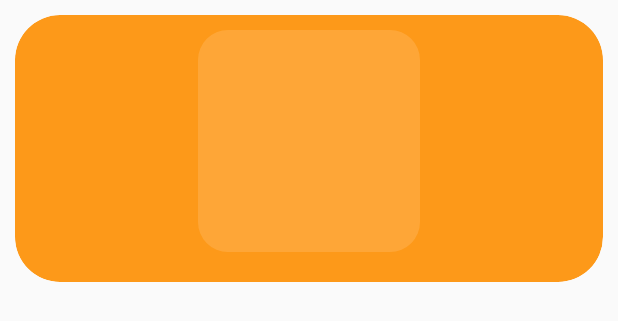
After one commit to MIHIRANGA99/MAD-Project, an Android app: the layout dashboard_item.xml on its own in the app's theme, with its tools: preview values and no code run, on a phone screen of 412 x 824 dp. The commit adds this screen. Shown: the top 321 px of the screen. Run offline under Robolectric (Android 15) with nearby library versions, the phone set to English and light mode, and no system bars.

Commit message:
image retrieve created

```diff
--- a/app/build.gradle
+++ b/app/build.gradle
@@ -39,6 +39,8 @@ dependencies {
     implementation 'com.github.bumptech.glide:glide:4.12.0'
     annotationProcessor 'com.github.bumptech.glide:compiler:4.12.0'
 
+    implementation 'com.squareup.picasso:picasso:2.71828'
+
     implementation 'androidx.legacy:legacy-support-v4:1.0.0'
     implementation 'com.google.firebase:firebase-database:20.0.2'
 
--- a/app/src/main/AndroidManifest.xml
+++ b/app/src/main/AndroidManifest.xml
@@ -2,6 +2,7 @@
 <manifest xmlns:android="http://schemas.android.com/apk/res/android"
     package="com.example.woofnew">
 
+    <uses-permission android:name="android.permission.ACCESS_NETWORK_STATE"/>
     <uses-permission android:name="android.permission.INTERNET" />
     <uses-permission android:name="android.permission.READ_EXTERNAL_STORAGE" />
 
--- a/app/src/main/java/com/example/woofnew/Navigation.java
+++ b/app/src/main/java/com/example/woofnew/Navigation.java
@@ -23,7 +23,6 @@ public class Navigation extends AppCompatActivity {
 
         navigationView = findViewById(R.id.NavBar);
         navigationView.setSelectedItemId(R.id.nav_home);
-        getSupportFragmentManager().beginTransaction().replace(R.id.body_container, new DogProfile()).commit();
 
         Intent i = getIntent();
         String dog_name = i.getStringExtra("dogNAME");
@@ -42,6 +41,11 @@ public class Navigation extends AppCompatActivity {
         details.putString("dogWeight", dog_weight);
         details.putString("dogId", dog_id);
         details.putString("profilePicURL",profilePic_URL);
+
+        Fragment startFrag = new DogProfile();
+        startFrag.setArguments(details);
+
+        getSupportFragmentManager().beginTransaction().replace(R.id.body_container, startFrag).commit();
 
         navigationView.setOnNavigationItemSelectedListener(new BottomNavigationView.OnNavigationItemSelectedListener() {
             @SuppressLint("NonConstantResourceId")
--- a/app/src/main/java/com/example/woofnew/Uploadpics.java
+++ b/app/src/main/java/com/example/woofnew/Uploadpics.java
@@ -10,7 +10,7 @@ public class Uploadpics {
 
     public Uploadpics(String mName, String mImageURL) {
         if(mName.trim().equals("")){
-            mName = "image";
+            mName = "";
         }
 
         this.mName = mName;
--- a/app/src/main/res/layout/activity_add_dog.xml
+++ b/app/src/main/res/layout/activity_add_dog.xml
@@ -12,7 +12,7 @@
         android:layout_width="wrap_content"
         android:layout_height="wrap_content"
         android:layout_marginTop="84dp"
-        android:fontFamily="@font/berkshire_swash"
+        android:fontFamily="@font/poppins_light"
         android:text="@string/create_dog_profile"
         android:textColor="#FF9017"
         android:textSize="30sp"
@@ -114,7 +114,7 @@
         android:id="@+id/bttn_addDog"
         android:layout_width="134dp"
         android:layout_height="48dp"
-        android:layout_marginBottom="104dp"
+        android:layout_marginBottom="68dp"
         android:background="@drawable/bttn_style_welcome"
         android:elevation="4dp"
         android:fontFamily="@font/berkshire_swash"
--- /dev/null
+++ b/app/src/main/res/layout/dashboard_item.xml
@@ -0,0 +1,34 @@
+<?xml version="1.0" encoding="utf-8"?>
+<androidx.cardview.widget.CardView xmlns:android="http://schemas.android.com/apk/res/android"
+    android:layout_width="match_parent"
+    android:layout_height="wrap_content"
+    app:cardBackgroundColor="#FD9919"
+    xmlns:app="http://schemas.android.com/apk/res-auto"
+    android:layout_margin="10dp"
+    app:cardCornerRadius="30dp"
+    android:elevation="10dp">
+
+    <LinearLayout
+        android:layout_width="match_parent"
+        android:layout_height="wrap_content"
+        android:orientation="vertical">
+
+        <com.google.android.material.imageview.ShapeableImageView
+            android:id="@+id/db_imageSIV"
+            android:layout_width="wrap_content"
+            android:layout_height="wrap_content"
+            app:shapeAppearanceOverlay="@style/RoundedSquare"
+            android:background="@drawable/photo_shape"
+            android:layout_gravity="center"
+            android:layout_marginTop="10dp"/>
+
+        <TextView
+            android:id="@+id/db_TitleTV"
+            android:layout_width="match_parent"
+            android:layout_height="20dp"
+            android:textAlignment="center"
+            android:textColor="@color/maroon"/>
+
+    </LinearLayout>
+
+</androidx.cardview.widget.CardView>
--- a/app/src/main/res/values/themes.xml
+++ b/app/src/main/res/values/themes.xml
@@ -2,12 +2,12 @@
     <!-- Base application theme. -->
     <style name="Theme.WoofNew" parent="Theme.AppCompat.Light.NoActionBar">
         <!-- Primary brand color. -->
-        <item name="colorPrimary">@color/purple_500</item>
-        <item name="colorPrimaryVariant">@color/purple_700</item>
+        <item name="colorPrimary">#FFAE57</item>
+        <item name="colorPrimaryVariant">@color/dark_orange</item>
         <item name="colorOnPrimary">@color/white</item>
         <!-- Secondary brand color. -->
-        <item name="colorSecondary">@color/teal_200</item>
-        <item name="colorSecondaryVariant">@color/teal_700</item>
+        <item name="colorSecondary">#FF8400</item>
+        <item name="colorSecondaryVariant">#FF8709</item>
         <item name="colorOnSecondary">@color/black</item>
         <!-- Status bar color. -->
         <item name="android:statusBarColor" tools:targetApi="l">?attr/colorPrimaryVariant</item>
```
Also changed, not shown: app/src/main/java/com/example/woofnew/AddDog.java (+6 -1 lines), app/src/main/java/com/example/woofnew/DogProfile.java (+76 -9 lines), app/src/main/java/com/example/woofnew/DogProfiles.java (+28 -2 lines), app/src/main/java/com/example/woofnew/DogRVAdapter.java (+11 -3 lines), app/src/main/java/com/example/woofnew/ImageAdapter.java (added, +62 -0 lines), app/src/main/java/com/example/woofnew/UpdateDog.java (+18 -7 lines), app/src/main/java/com/example/woofnew/UploadImages.java (+28 -4 lines), app/src/main/res/layout/activity_dog_profiles.xml (+13 -1 lines), app/src/main/res/layout/fragment_dog_profile.xml (+7 -97 lines).
